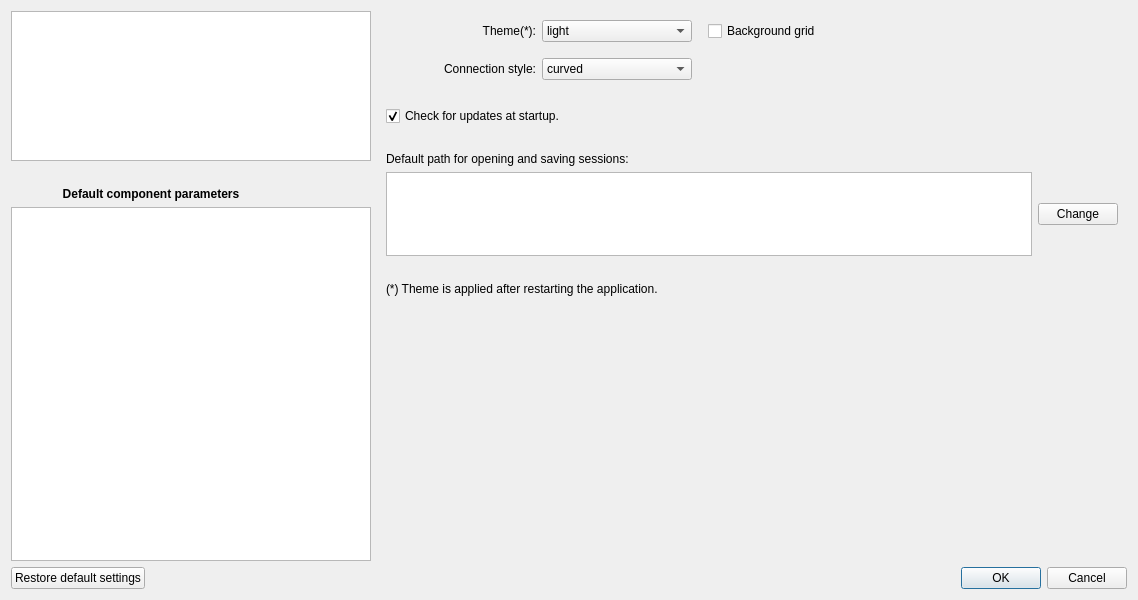
Above: src/electricalsim/ui/settings_dialog.ui from aloytag/electrical-grid-simulator before the change. Below: the same form after it.
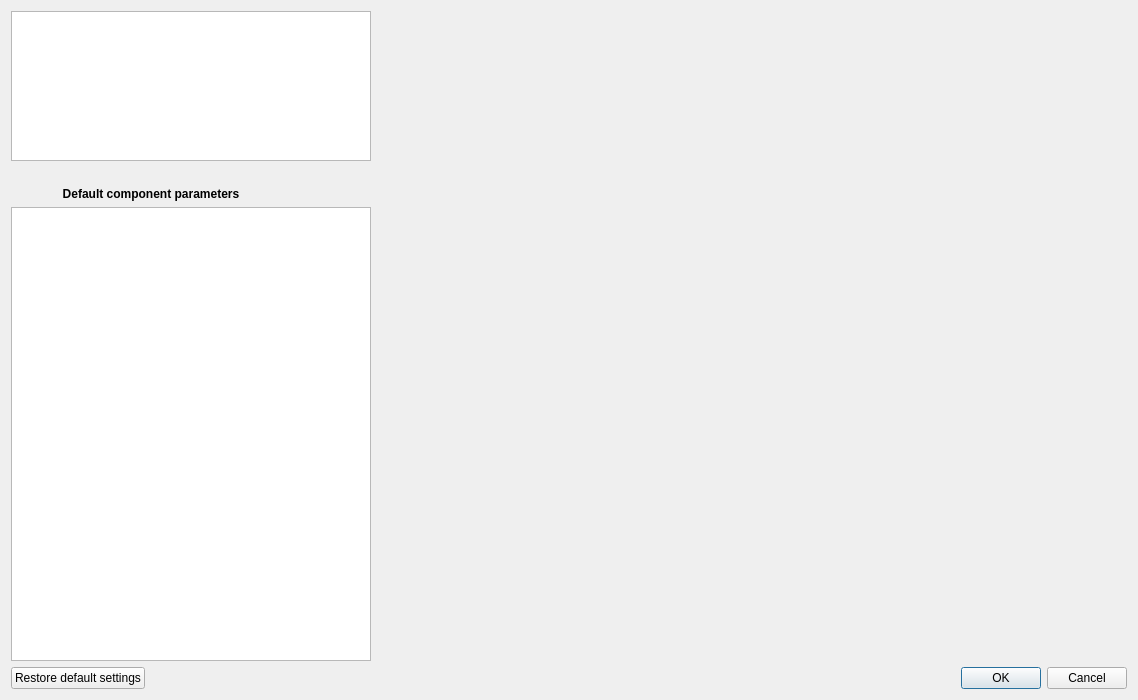
That is the form after the change.

```diff
--- a/src/electricalsim/ui/settings_dialog.ui
+++ b/src/electricalsim/ui/settings_dialog.ui
@@ -7,19 +7,19 @@
     <x>0</x>
     <y>0</y>
     <width>1138</width>
-    <height>600</height>
+    <height>700</height>
    </rect>
   </property>
   <property name="minimumSize">
    <size>
     <width>1138</width>
-    <height>600</height>
+    <height>700</height>
    </size>
   </property>
   <property name="maximumSize">
    <size>
     <width>1138</width>
-    <height>600</height>
+    <height>700</height>
    </size>
   </property>
   <property name="windowTitle">
@@ -90,7 +90,7 @@
      <item>
       <widget class="QStackedWidget" name="stackedWidget">
        <property name="currentIndex">
-        <number>0</number>
+        <number>26</number>
        </property>
        <widget class="QWidget" name="page_general">
         <layout class="QVBoxLayout" name="verticalLayout_4">
@@ -415,6 +415,7 @@
        <widget class="QWidget" name="page_storage"/>
        <widget class="QWidget" name="page_svc"/>
        <widget class="QWidget" name="page_tcsc"/>
+       <widget class="QWidget" name="page_vsc"/>
        <widget class="QWidget" name="page_ssc"/>
        <widget class="QWidget" name="page_switch"/>
       </widget>
```
Left out of the diff: 49 changed lines with no effect on the pictures.
